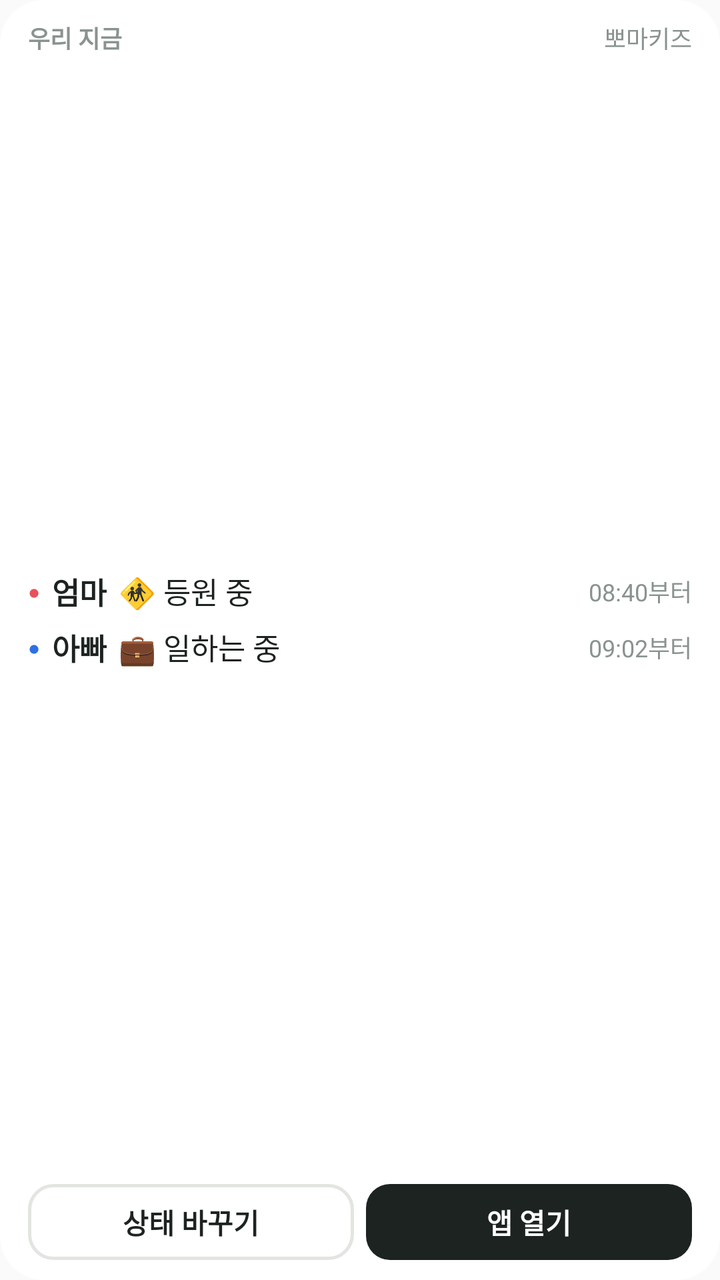
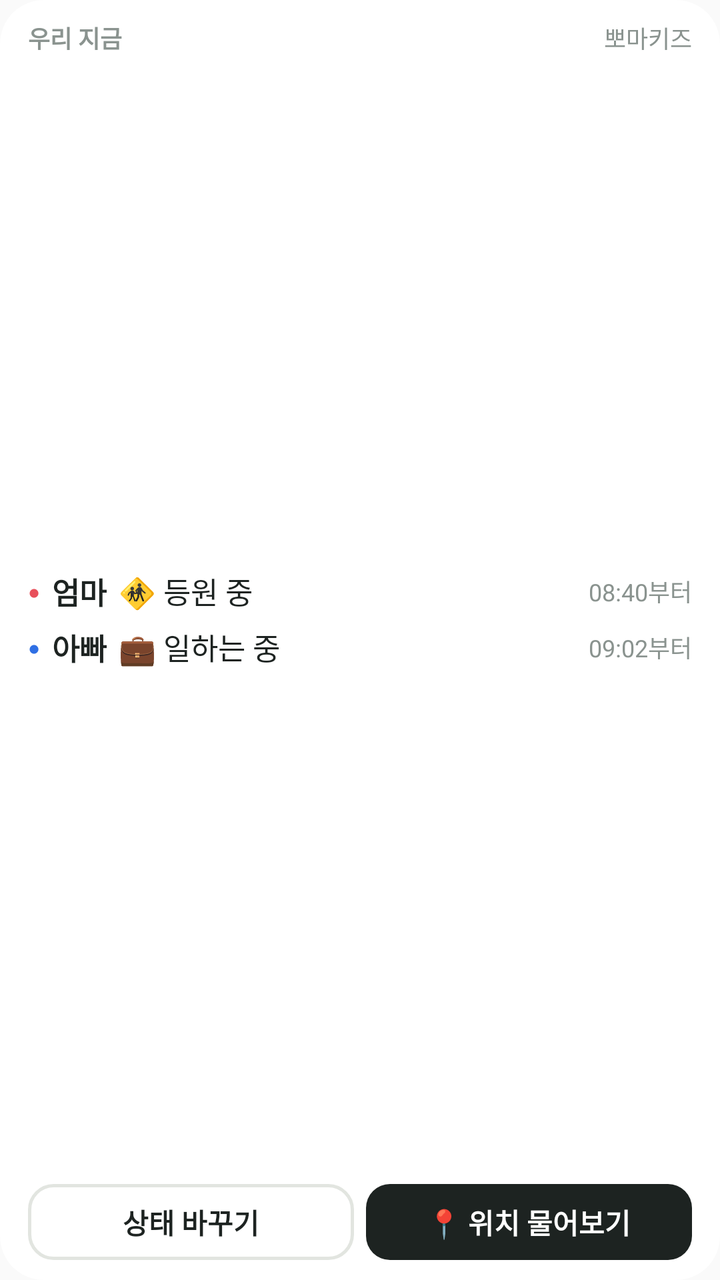

Before-and-after screenshots of an Android layout around one commit, followed by the original layout XML and the change that was made.
<!-- AndroidManifest.xml: application theme AppTheme -->
<!-- res/layout/widget_couple_status.xml -->
<?xml version="1.0" encoding="utf-8"?>

<LinearLayout xmlns:android="http://schemas.android.com/apk/res/android"
    android:id="@+id/widget_root"
    android:layout_width="match_parent"
    android:layout_height="match_parent"
    android:orientation="vertical"
    android:background="@drawable/widget_bg"
    android:paddingStart="14dp"
    android:paddingEnd="14dp"
    android:paddingTop="10dp"
    android:paddingBottom="10dp">

    <LinearLayout
        android:layout_width="match_parent"
        android:layout_height="wrap_content"
        android:orientation="horizontal">
        <TextView
            android:layout_width="0dp"
            android:layout_height="wrap_content"
            android:layout_weight="1"
            android:text="우리 지금"
            android:textColor="@color/widget_sub"
            android:textSize="12sp"
            android:textStyle="bold" />
        <TextView
            android:layout_width="wrap_content"
            android:layout_height="wrap_content"
            android:text="뽀마키즈"
            android:textColor="@color/widget_sub"
            android:textSize="12sp" />
    </LinearLayout>

    <FrameLayout
        android:layout_width="match_parent"
        android:layout_height="0dp"
        android:layout_weight="1"
        android:minHeight="4dp" />

    <LinearLayout
        android:id="@+id/row_mom"
        android:layout_width="match_parent"
        android:layout_height="wrap_content"
        android:layout_marginTop="0dp"
        android:gravity="center_vertical"
        android:orientation="horizontal">
        <TextView
            android:layout_width="wrap_content"
            android:layout_height="wrap_content"
            android:text="●"
            android:textColor="@color/widget_mom"
            android:textSize="10sp"
            android:layout_marginEnd="6dp" />
        <TextView
            android:id="@+id/mom_name"
            android:text="엄마"
            android:layout_width="wrap_content"
            android:layout_height="wrap_content"
            android:textColor="@color/widget_ink"
            android:textSize="15sp"
            android:textStyle="bold"
            android:layout_marginEnd="6dp" />
        <TextView
            android:id="@+id/mom_status"
            android:text="🚸 등원 중"
            android:layout_width="0dp"
            android:layout_height="wrap_content"
            android:layout_weight="1"
            android:ellipsize="end"
            android:maxLines="1"
            android:textColor="@color/widget_ink"
            android:textSize="15sp" />
        <TextView
            android:id="@+id/mom_time"
            android:text="08:40부터"
            android:layout_width="wrap_content"
            android:layout_height="wrap_content"
            android:textColor="@color/widget_sub"
            android:textSize="12sp"
            android:layout_marginStart="6dp" />
    </LinearLayout>

    <LinearLayout
        android:id="@+id/row_dad"
        android:layout_width="match_parent"
        android:layout_height="wrap_content"
        android:layout_marginTop="6dp"
        android:gravity="center_vertical"
        android:orientation="horizontal">
        <TextView
            android:layout_width="wrap_content"
            android:layout_height="wrap_content"
            android:text="●"
            android:textColor="@color/widget_dad"
            android:textSize="10sp"
            android:layout_marginEnd="6dp" />
        <TextView
            android:id="@+id/dad_name"
            android:text="아빠"
            android:layout_width="wrap_content"
            android:layout_height="wrap_content"
            android:textColor="@color/widget_ink"
            android:textSize="15sp"
            android:textStyle="bold"
            android:layout_marginEnd="6dp" />
        <TextView
            android:id="@+id/dad_status"
            android:text="💼 일하는 중"
            android:layout_width="0dp"
            android:layout_height="wrap_content"
            android:layout_weight="1"
            android:ellipsize="end"
            android:maxLines="1"
            android:textColor="@color/widget_ink"
            android:textSize="15sp" />
        <TextView
            android:id="@+id/dad_time"
            android:text="09:02부터"
            android:layout_width="wrap_content"
            android:layout_height="wrap_content"
            android:textColor="@color/widget_sub"
            android:textSize="12sp"
            android:layout_marginStart="6dp" />
    </LinearLayout>

    <FrameLayout
        android:layout_width="match_parent"
        android:layout_height="0dp"
        android:layout_weight="1"
        android:minHeight="10dp" />

    <LinearLayout
        android:layout_width="match_parent"
        android:layout_height="wrap_content"
        android:orientation="horizontal">
        <TextView
            android:id="@+id/btn_change"
            android:layout_width="0dp"
            android:layout_height="38dp"
            android:layout_weight="1"
            android:layout_marginEnd="6dp"
            android:background="@drawable/widget_btn"
            android:gravity="center"
            android:text="상태 바꾸기"
            android:textColor="@color/widget_ink"
            android:textSize="14sp"
            android:textStyle="bold" />
        <TextView
            android:id="@+id/btn_open"
            android:layout_width="0dp"
            android:layout_height="38dp"
            android:layout_weight="1"
            android:background="@drawable/widget_btn_solid"
            android:gravity="center"
            android:text="앱 열기"
            android:textColor="@color/widget_on_solid"
            android:textSize="14sp"
            android:textStyle="bold" />
    </LinearLayout>
</LinearLayout>
<!-- resources referenced by this layout -->
<resources>
  <color name="widget_dad">#2F6FE4</color>
  <color name="widget_ink">#1D2321</color>
  <color name="widget_mom">#E8505B</color>
  <color name="widget_on_solid">#FFFFFF</color>
  <color name="widget_sub">#8A938F</color>
  <!-- drawable widget_bg (drawable) -->
  <?xml version="1.0" encoding="utf-8"?>
  <shape xmlns:android="http://schemas.android.com/apk/res/android" android:shape="rectangle">
      <solid android:color="@color/widget_bg" />
      <corners android:radius="22dp" />
  </shape>
  <!-- drawable widget_btn (drawable) -->
  <?xml version="1.0" encoding="utf-8"?>
  <shape xmlns:android="http://schemas.android.com/apk/res/android" android:shape="rectangle">
      <solid android:color="@android:color/transparent" />
      <stroke android:width="1.5dp" android:color="@color/widget_line" />
      <corners android:radius="12dp" />
  </shape>
  <!-- drawable widget_btn_solid (drawable) -->
  <?xml version="1.0" encoding="utf-8"?>
  <shape xmlns:android="http://schemas.android.com/apk/res/android" android:shape="rectangle">
      <solid android:color="@color/widget_ink" />
      <corners android:radius="12dp" />
  </shape>
  <style name="AppTheme" parent="Theme.AppCompat.Light.DarkActionBar">
          
          <item name="colorPrimary">@color/colorPrimary</item>
          <item name="colorPrimaryDark">@color/colorPrimaryDark</item>
          <item name="colorAccent">@color/colorAccent</item>
      </style>
  <color name="widget_bg">#F2FFFFFF</color>
  <color name="widget_line">#E2E5E0</color>
</resources>

<!-- the commit's change to res/layout/widget_couple_status.xml (unified diff, before → after) -->
@@ -123,6 +123,23 @@
             android:layout_marginStart="6dp" />
     </LinearLayout>
 
+    <TextView
+        android:id="@+id/loc_row"
+        android:layout_width="match_parent"
+        android:layout_height="wrap_content"
+        android:layout_marginTop="6dp"
+        android:background="@drawable/widget_btn"
+        android:paddingStart="10dp"
+        android:paddingEnd="10dp"
+        android:paddingTop="6dp"
+        android:paddingBottom="6dp"
+        android:maxLines="1"
+        android:ellipsize="end"
+        android:textColor="@color/widget_ink"
+        android:textSize="13sp"
+        android:textStyle="bold"
+        android:visibility="gone" />
+
     <FrameLayout
         android:layout_width="match_parent"
         android:layout_height="0dp"
@@ -152,7 +169,7 @@
             android:layout_weight="1"
             android:background="@drawable/widget_btn_solid"
             android:gravity="center"
-            android:text="앱 열기"
+            android:text="📍 위치 물어보기"
             android:textColor="@color/widget_on_solid"
             android:textSize="14sp"
             android:textStyle="bold" />
